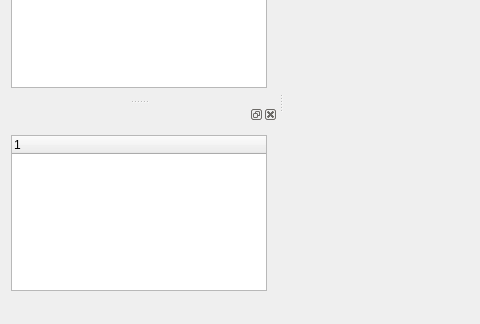
Above: src/Lesson6/mainwindow.ui from kayhman/bisart before the change; both pictures show x 0 to 480 and y 116 to 440 of the 703 by 440 pixel window. Below: the same form after it.
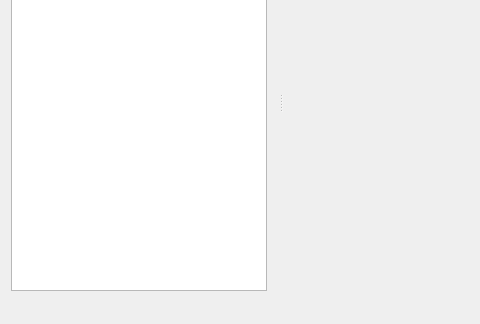
That is the form after the change. Custom widgets are drawn as their Qt base class.

What changed in the file:
```diff
--- a/src/Lesson6/mainwindow.ui
+++ b/src/Lesson6/mainwindow.ui
@@ -77,24 +77,6 @@
     </layout>
    </widget>
   </widget>
-  <widget class="QDockWidget" name="dockWidget_2">
-   <attribute name="dockWidgetArea">
-    <number>1</number>
-   </attribute>
-   <widget class="QWidget" name="dockWidgetContents_2">
-    <layout class="QGridLayout" name="gridLayout_3">
-     <item row="0" column="0">
-      <widget class="QTreeWidget" name="treeWidget">
-       <column>
-        <property name="text">
-         <string notr="true">1</string>
-        </property>
-       </column>
-      </widget>
-     </item>
-    </layout>
-   </widget>
-  </widget>
  </widget>
  <layoutdefault spacing="6" margin="11"/>
  <customwidgets>
```
Left out of the diff: 2 changed lines with no effect on the pictures.
